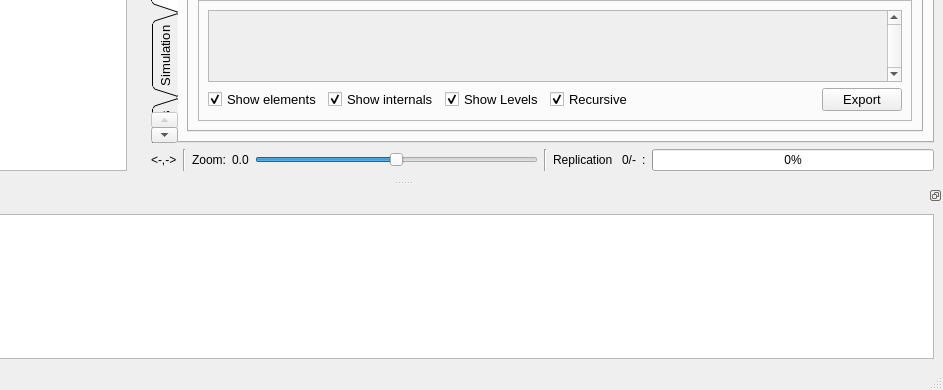
Old version of the form source/applications/gui/qt/GenesysQtGUI/mainwindow.ui in the repository jdanprad0/Genesys-GUI-DS1; both pictures show x 138 to 1081 and y 387 to 777 of the 1081 by 777 pixel window.
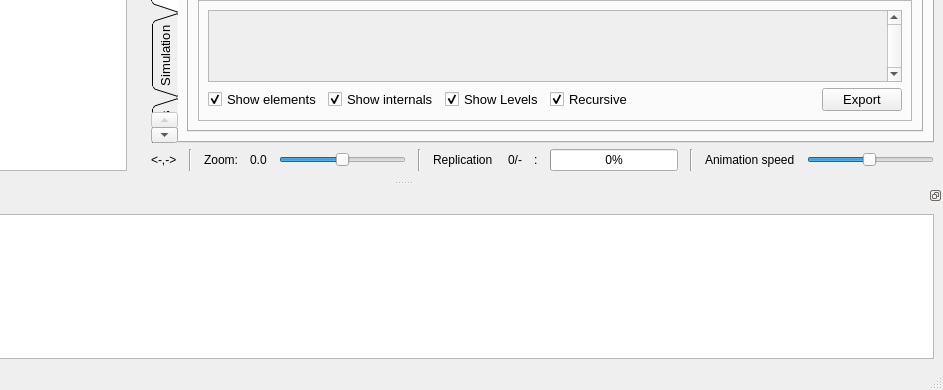
New version of the form. Icons and pictures are not drawn. Custom widgets are drawn as their Qt base class.

What changed in the file:
```diff
--- a/source/applications/gui/qt/GenesysQtGUI/mainwindow.ui
+++ b/source/applications/gui/qt/GenesysQtGUI/mainwindow.ui
@@ -580,6 +580,9 @@
     </item>
     <item>
      <layout class="QHBoxLayout" name="horizontalLayoutZoomReplication">
+      <property name="spacing">
+       <number>12</number>
+      </property>
       <item>
        <widget class="QLabel" name="labelMousePos">
         <property name="font">
@@ -690,6 +693,39 @@
         </property>
        </widget>
       </item>
+      <item>
+       <widget class="Line" name="line_3">
+        <property name="orientation">
+         <enum>Qt::Vertical</enum>
+        </property>
+       </widget>
+      </item>
+      <item>
+       <widget class="QLabel" name="labelAnimationSpeed">
+        <property name="text">
+         <string>Animation speed</string>
+        </property>
+       </widget>
+      </item>
+      <item>
+       <widget class="QSlider" name="horizontalSliderAnimationSpeed">
+        <property name="minimum">
+         <number>1</number>
+        </property>
+        <property name="maximum">
+         <number>100</number>
+        </property>
+        <property name="pageStep">
+         <number>1</number>
+        </property>
+        <property name="value">
+         <number>50</number>
+        </property>
+        <property name="orientation">
+         <enum>Qt::Horizontal</enum>
+        </property>
+       </widget>
+      </item>
      </layout>
     </item>
    </layout>
```
